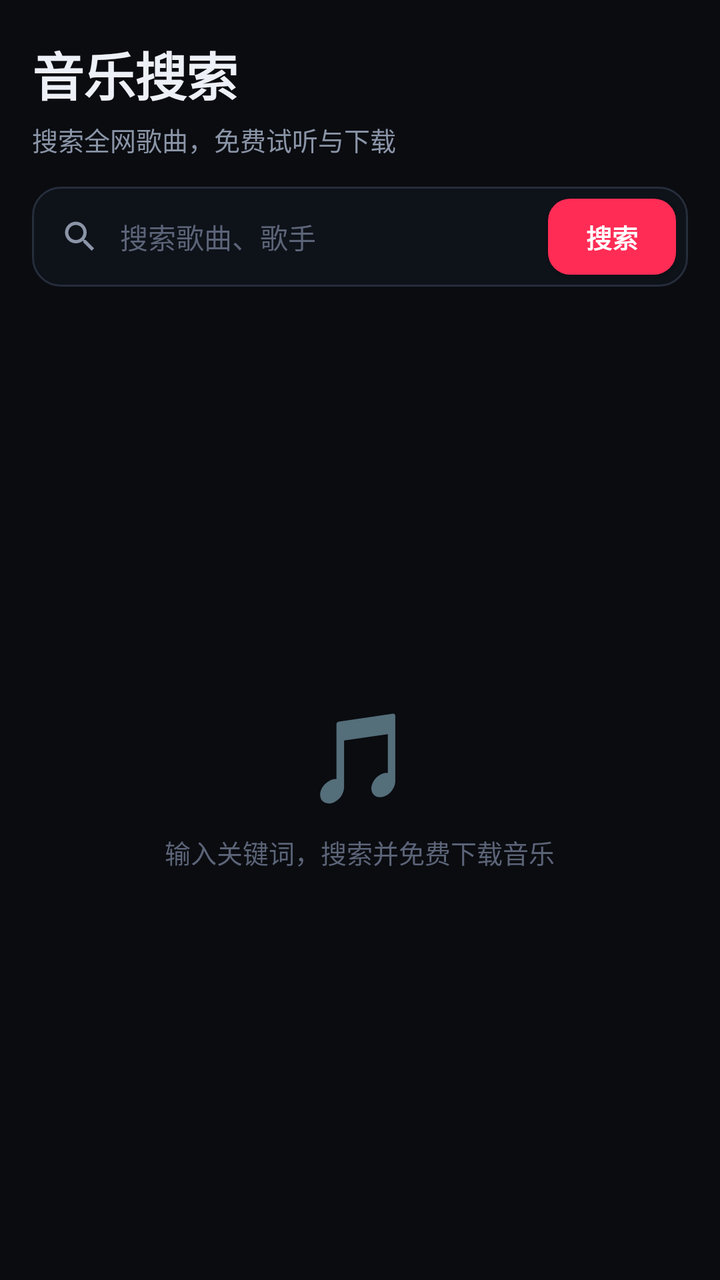
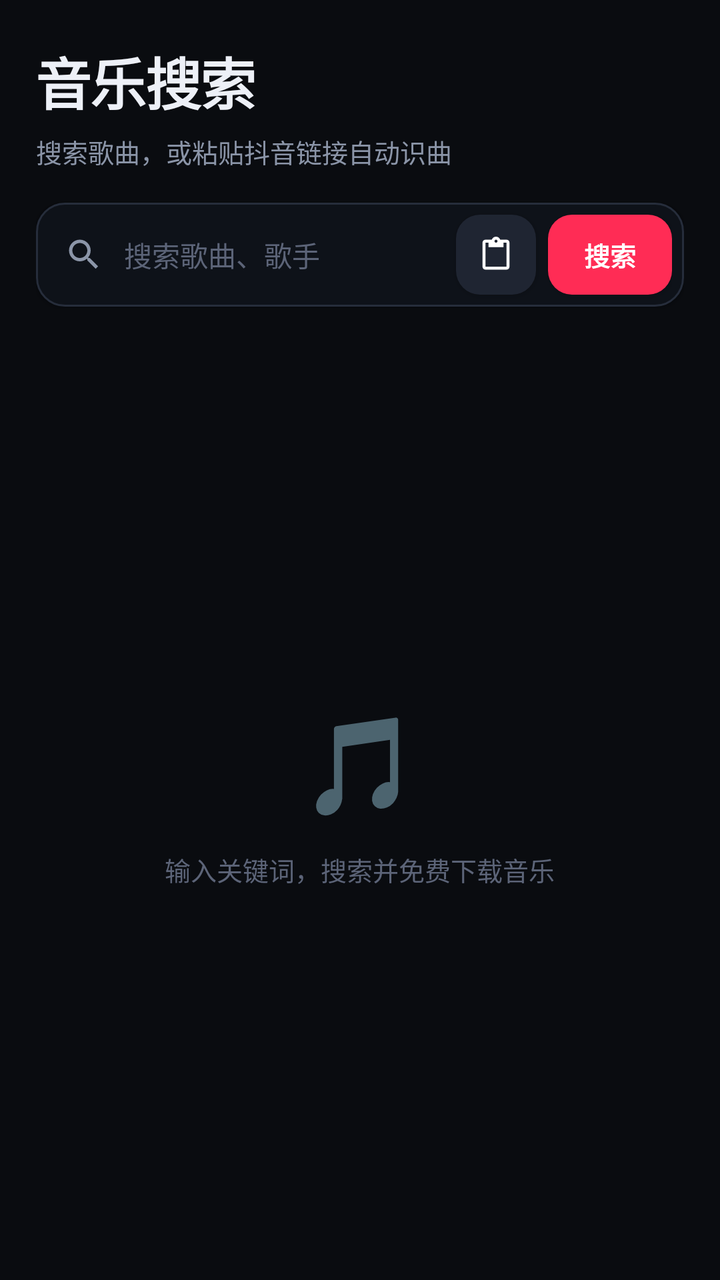

An Android layout rendered at two revisions. The XML below is the earlier revision; the diff shows what the commit changed to produce the second picture.
<!-- AndroidManifest.xml: application theme Theme.DyTool -->
<!-- res/layout/fragment_music.xml -->
<?xml version="1.0" encoding="utf-8"?>
<LinearLayout xmlns:android="http://schemas.android.com/apk/res/android"
    xmlns:app="http://schemas.android.com/apk/res-auto"
    android:layout_width="match_parent"
    android:layout_height="match_parent"
    android:background="@color/bg"
    android:orientation="vertical"
    android:paddingLeft="16dp"
    android:paddingTop="18dp"
    android:paddingRight="16dp">

    <TextView
        android:layout_width="wrap_content"
        android:layout_height="wrap_content"
        android:text="音乐搜索"
        android:textColor="@color/txt"
        android:textSize="26sp"
        android:textStyle="bold"
        android:letterSpacing="-0.01" />

    <TextView
        android:layout_width="wrap_content"
        android:layout_height="wrap_content"
        android:layout_marginTop="4dp"
        android:layout_marginBottom="14dp"
        android:text="搜索全网歌曲，免费试听与下载"
        android:textColor="@color/sub"
        android:textSize="13sp" />

    
    <LinearLayout
        android:layout_width="match_parent"
        android:layout_height="50dp"
        android:background="@drawable/bg_search"
        android:gravity="center_vertical"
        android:orientation="horizontal"
        android:paddingLeft="14dp"
        android:paddingRight="6dp">

        <ImageView
            android:layout_width="20dp"
            android:layout_height="20dp"
            android:contentDescription="search"
            android:src="@drawable/ic_search" />

        <EditText
            android:id="@+id/etSearch"
            android:layout_width="0dp"
            android:layout_height="match_parent"
            android:layout_marginStart="10dp"
            android:layout_weight="1"
            android:background="@null"
            android:hint="@string/hint_music"
            android:imeOptions="actionSearch"
            android:inputType="text"
            android:maxLines="1"
            android:singleLine="true"
            android:textColor="@color/txt"
            android:textColorHint="@color/hint"
            android:textSize="14sp" />

        <com.google.android.material.button.MaterialButton
            android:id="@+id/btnSearch"
            style="@style/Widget.DyTool.Button.Primary"
            android:layout_width="wrap_content"
            android:layout_height="38dp"
            android:minWidth="64dp"
            android:paddingLeft="14dp"
            android:paddingRight="14dp"
            android:text="@string/btn_search"
            android:textSize="13sp"
            app:cornerRadius="11dp" />
    </LinearLayout>

    
    <LinearLayout
        android:id="@+id/boxMusicStatus"
        android:layout_width="match_parent"
        android:layout_height="wrap_content"
        android:layout_marginTop="12dp"
        android:gravity="center_vertical"
        android:orientation="horizontal"
        android:visibility="gone">

        <ProgressBar
            android:id="@+id/pbMusic"
            android:layout_width="16dp"
            android:layout_height="16dp"
            android:indeterminateTint="@color/pri" />

        <TextView
            android:id="@+id/tvMusicStatus"
            android:layout_width="0dp"
            android:layout_height="wrap_content"
            android:layout_marginStart="9dp"
            android:layout_weight="1"
            android:textColor="@color/sub"
            android:textSize="13sp" />
    </LinearLayout>

    
    <LinearLayout
        android:id="@+id/boxEmpty"
        android:layout_width="match_parent"
        android:layout_height="0dp"
        android:layout_weight="1"
        android:gravity="center"
        android:orientation="vertical">

        <TextView
            android:layout_width="wrap_content"
            android:layout_height="wrap_content"
            android:text="🎵"
            android:textSize="44sp" />

        <TextView
            android:id="@+id/tvEmpty"
            android:layout_width="wrap_content"
            android:layout_height="wrap_content"
            android:layout_marginTop="10dp"
            android:text="@string/music_empty"
            android:textColor="@color/hint"
            android:textSize="13sp" />
    </LinearLayout>

    <androidx.recyclerview.widget.RecyclerView
        android:id="@+id/rvMusic"
        android:layout_width="match_parent"
        android:layout_height="0dp"
        android:layout_marginTop="10dp"
        android:layout_weight="1"
        android:clipToPadding="false"
        android:paddingBottom="16dp"
        android:scrollbars="none"
        android:visibility="gone" />
</LinearLayout>
<!-- resources referenced by this layout -->
<resources>
  <color name="bg">#0A0C10</color>
  <color name="hint">#5C6478</color>
  <color name="pri">#FF2C55</color>
  <color name="sub">#8B95A8</color>
  <color name="txt">#EDF0F7</color>
  <!-- drawable bg_search (drawable) -->
  <?xml version="1.0" encoding="utf-8"?>
  <shape xmlns:android="http://schemas.android.com/apk/res/android"
      android:shape="rectangle">
      <solid android:color="@color/field" />
      <corners android:radius="14dp" />
      <stroke android:width="1dp" android:color="@color/line" />
  </shape>
  <!-- drawable ic_search (drawable) -->
  <vector xmlns:android="http://schemas.android.com/apk/res/android"
      android:width="22dp" android:height="22dp"
      android:viewportWidth="24" android:viewportHeight="24"
      android:tint="@color/sub">
      <path android:fillColor="@android:color/white"
          android:pathData="M15.5,14h-0.79l-0.28,-0.27C15.41,12.59 16,11.11 16,9.5 16,5.91 13.09,3 9.5,3S3,5.91 3,9.5 5.91,16 9.5,16c1.61,0 3.09,-0.59 4.23,-1.57l0.27,0.28v0.79l5,4.99L20.49,19l-4.99,-5zM9.5,14C7.01,14 5,11.99 5,9.5S7.01,5 9.5,5 14,7.01 14,9.5 11.99,14 9.5,14z" />
  </vector>
  <string name="btn_search">搜索</string>
  <string name="hint_music">搜索歌曲、歌手</string>
  <string name="music_empty">输入关键词，搜索并免费下载音乐</string>
  <style name="Widget.DyTool.Button.Primary" parent="Widget.DyTool.Button">
          <item name="backgroundTint">@color/pri</item>
          <item name="android:textColor">#FFFFFF</item>
          <item name="android:textStyle">bold</item>
      </style>
  <color name="field">#0E1219</color>
  <color name="line">#262D3B</color>
  <style name="Widget.DyTool.Button" parent="Widget.MaterialComponents.Button">
          <item name="cornerRadius">14dp</item>
          <item name="android:textAllCaps">false</item>
          <item name="android:textSize">14sp</item>
          <item name="android:letterSpacing">0</item>
          <item name="android:minHeight">48dp</item>
          <item name="android:insetTop">0dp</item>
          <item name="android:insetBottom">0dp</item>
      </style>
  <color name="pri_dark">#D91E43</color>
  <color name="blue">#3B82F6</color>
  <color name="surface">#151922</color>
  <color name="err">#FF5C6B</color>
  <!-- unchanged entries left out for length: 1 -->
</resources>

<!-- the commit's change to res/layout/fragment_music.xml (unified diff, before → after) -->
@@ -5,33 +5,34 @@
     android:layout_height="match_parent"
     android:background="@color/bg"
     android:orientation="vertical"
-    android:paddingLeft="16dp"
-    android:paddingTop="18dp"
-    android:paddingRight="16dp">
+    android:paddingLeft="18dp"
+    android:paddingTop="20dp"
+    android:paddingRight="18dp">
 
     <TextView
         android:layout_width="wrap_content"
         android:layout_height="wrap_content"
         android:text="音乐搜索"
         android:textColor="@color/txt"
-        android:textSize="26sp"
+        android:textSize="28sp"
         android:textStyle="bold"
-        android:letterSpacing="-0.01" />
+        android:letterSpacing="-0.02" />
 
     <TextView
         android:layout_width="wrap_content"
         android:layout_height="wrap_content"
-        android:layout_marginTop="4dp"
-        android:layout_marginBottom="14dp"
-        android:text="搜索全网歌曲，免费试听与下载"
+        android:layout_marginTop="5dp"
+        android:layout_marginBottom="16dp"
+        android:text="搜索歌曲，或粘贴抖音链接自动识曲"
         android:textColor="@color/sub"
         android:textSize="13sp" />
 
     
     <LinearLayout
         android:layout_width="match_parent"
-        android:layout_height="50dp"
+        android:layout_height="52dp"
         android:background="@drawable/bg_search"
+        android:elevation="2dp"
         android:gravity="center_vertical"
         android:orientation="horizontal"
         android:paddingLeft="14dp"
@@ -60,16 +61,34 @@
             android:textSize="14sp" />
 
         <com.google.android.material.button.MaterialButton
+            android:id="@+id/btnMusicPaste"
+            style="@style/Widget.DyTool.Button.Tonal"
+            android:layout_width="40dp"
+            android:layout_height="40dp"
+            android:insetTop="0dp"
+            android:insetBottom="0dp"
+            android:minWidth="0dp"
+            android:paddingLeft="0dp"
+            android:paddingRight="0dp"
+            android:text=""
+            app:cornerRadius="12dp"
+            app:icon="@drawable/ic_paste"
+            app:iconGravity="textStart"
+            app:iconPadding="0dp"
+            app:iconSize="18dp" />
+
+        <com.google.android.material.button.MaterialButton
             android:id="@+id/btnSearch"
             style="@style/Widget.DyTool.Button.Primary"
             android:layout_width="wrap_content"
-            android:layout_height="38dp"
-            android:minWidth="64dp"
+            android:layout_height="40dp"
+            android:layout_marginStart="6dp"
+            android:minWidth="62dp"
             android:paddingLeft="14dp"
             android:paddingRight="14dp"
             android:text="@string/btn_search"
             android:textSize="13sp"
-            app:cornerRadius="11dp" />
+            app:cornerRadius="12dp" />
     </LinearLayout>
 
     
@@ -111,13 +130,15 @@
             android:layout_width="wrap_content"
             android:layout_height="wrap_content"
             android:text="🎵"
-            android:textSize="44sp" />
+            android:textSize="48sp"
+            android:alpha="0.9" />
 
         <TextView
             android:id="@+id/tvEmpty"
             android:layout_width="wrap_content"
             android:layout_height="wrap_content"
-            android:layout_marginTop="10dp"
+            android:layout_marginTop="12dp"
+            android:gravity="center"
             android:text="@string/music_empty"
             android:textColor="@color/hint"
             android:textSize="13sp" />
@@ -127,10 +148,10 @@
         android:id="@+id/rvMusic"
         android:layout_width="match_parent"
         android:layout_height="0dp"
-        android:layout_marginTop="10dp"
+        android:layout_marginTop="12dp"
         android:layout_weight="1"
         android:clipToPadding="false"
-        android:paddingBottom="16dp"
+        android:paddingBottom="18dp"
         android:scrollbars="none"
         android:visibility="gone" />
 </LinearLayout>
<!-- resource entries referenced after the edit -->
@@ -13,6 +13,14 @@
       <corners android:radius="14dp" />
       <stroke android:width="1dp" android:color="@color/line" />
   </shape>
+  <!-- drawable ic_paste (drawable) -->
+  <vector xmlns:android="http://schemas.android.com/apk/res/android"
+      android:width="20dp" android:height="20dp"
+      android:viewportWidth="24" android:viewportHeight="24"
+      android:tint="@color/txt">
+      <path android:fillColor="@android:color/white"
+          android:pathData="M19,2h-4.18C14.4,0.84 13.3,0 12,0S9.6,0.84 9.18,2H5C3.9,2 3,2.9 3,4v16c0,1.1 0.9,2 2,2h14c1.1,0 2,-0.9 2,-2V4C21,2.9 20.1,2 19,2zM12,2c0.55,0 1,0.45 1,1s-0.45,1 -1,1 -1,-0.45 -1,-1 0.45,-1 1,-1zM19,20H5V4h2v3h10V4h2V20z" />
+  </vector>
   <!-- drawable ic_search (drawable) -->
   <vector xmlns:android="http://schemas.android.com/apk/res/android"
       android:width="22dp" android:height="22dp"
@@ -29,6 +37,10 @@
           <item name="android:textColor">#FFFFFF</item>
           <item name="android:textStyle">bold</item>
       </style>
+  <style name="Widget.DyTool.Button.Tonal" parent="Widget.DyTool.Button">
+          <item name="backgroundTint">@color/surface2</item>
+          <item name="android:textColor">@color/txt</item>
+      </style>
   <color name="field">#0E1219</color>
   <color name="line">#262D3B</color>
   <style name="Widget.DyTool.Button" parent="Widget.MaterialComponents.Button">
@@ -40,6 +52,7 @@
           <item name="android:insetTop">0dp</item>
           <item name="android:insetBottom">0dp</item>
       </style>
+  <color name="surface2">#1F2532</color>
   <color name="pri_dark">#D91E43</color>
   <color name="blue">#3B82F6</color>
   <color name="surface">#151922</color>
